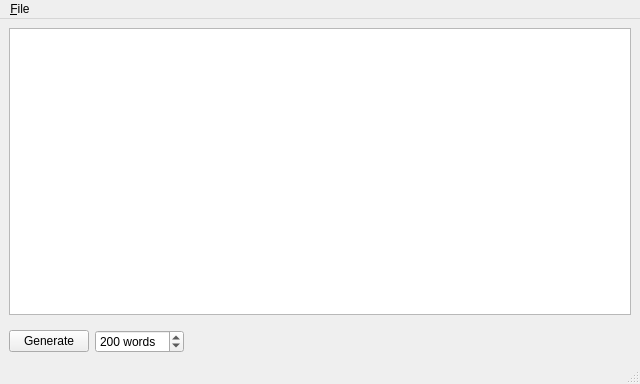
Before: the Qt Designer form mainwindow.ui in 607011/Belletristiq, drawn with Qt 5.
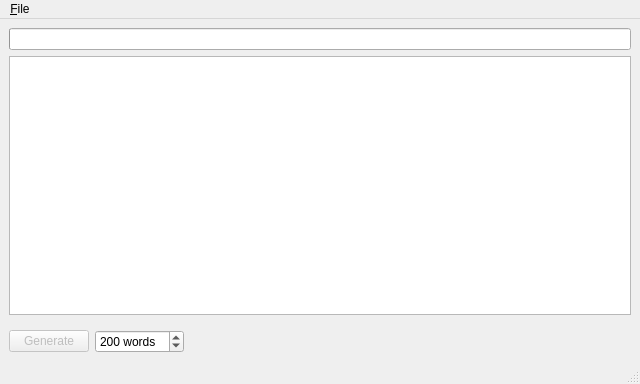
After: the same form once the commit is applied.

Patch:
```diff
--- a/mainwindow.ui
+++ b/mainwindow.ui
@@ -16,7 +16,21 @@
   <widget class="QWidget" name="centralwidget">
    <layout class="QVBoxLayout" name="verticalLayout">
     <item>
-     <widget class="QPlainTextEdit" name="plainTextEdit"/>
+     <widget class="QProgressBar" name="progressBar">
+      <property name="value">
+       <number>0</number>
+      </property>
+      <property name="textVisible">
+       <bool>false</bool>
+      </property>
+     </widget>
+    </item>
+    <item>
+     <widget class="QPlainTextEdit" name="plainTextEdit">
+      <property name="readOnly">
+       <bool>true</bool>
+      </property>
+     </widget>
     </item>
     <item>
      <layout class="QHBoxLayout" name="horizontalLayout">
@@ -25,6 +39,9 @@
       </property>
       <item>
        <widget class="QPushButton" name="generatePushButton">
+        <property name="enabled">
+         <bool>false</bool>
+        </property>
         <property name="text">
          <string>Generate</string>
         </property>
```
Left out of the diff: 2 changed lines with no effect on the pictures.
